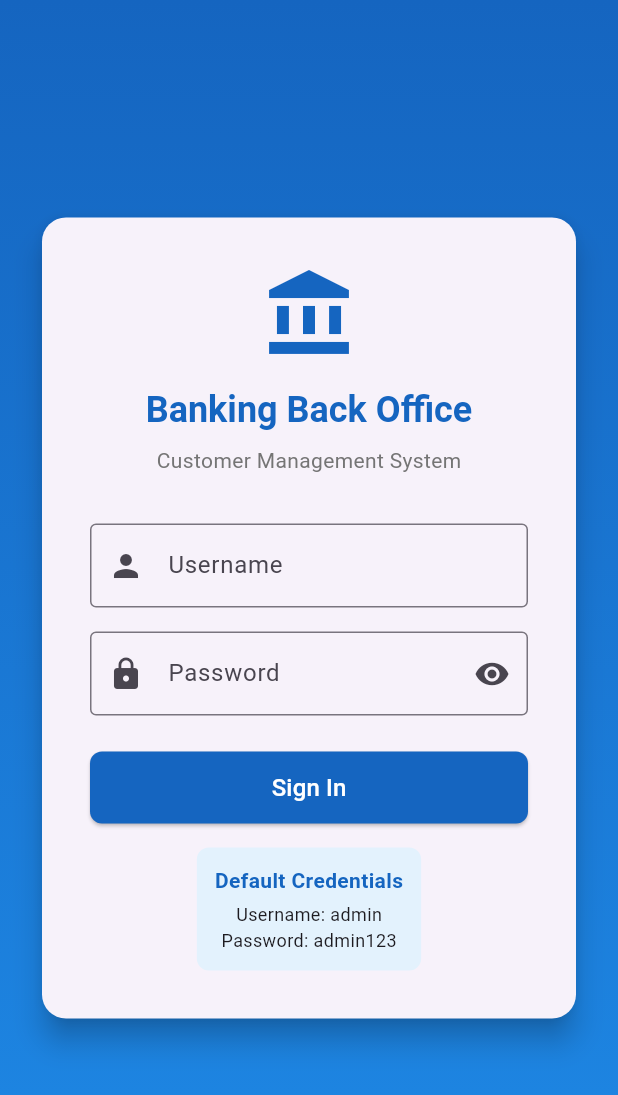
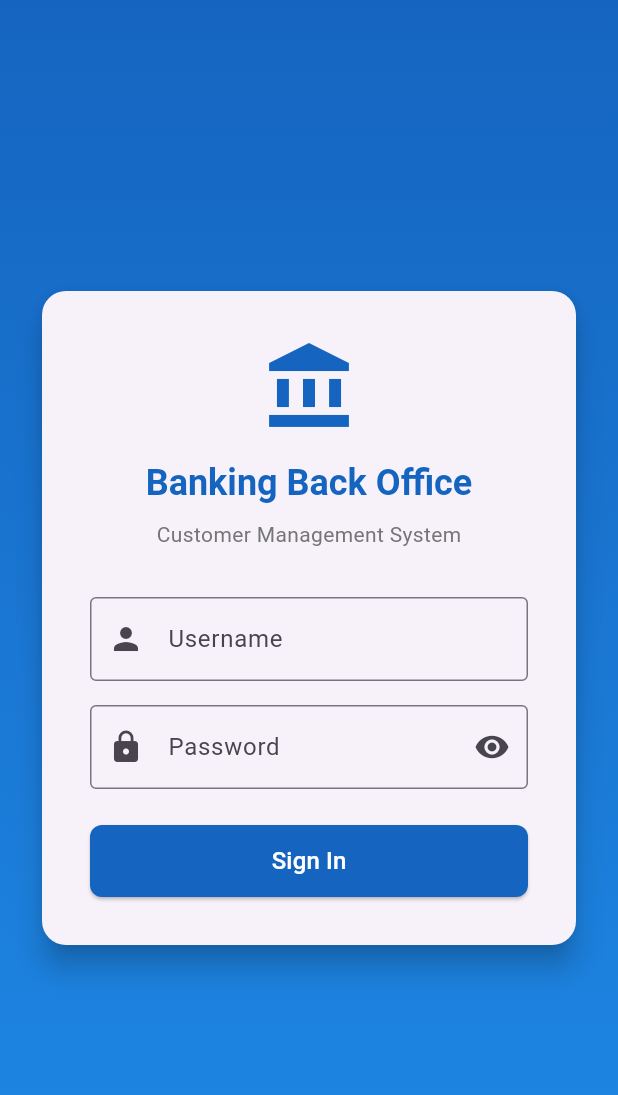
Before and after one commit to abdulwahababdal/nbk-challenge, a Flutter app: the screen it shows after launch, on a phone screen of 412 x 824 dp. Shown: the top 1095 px of the screen. Run offline on Flutter 3.47's test engine with Material 3 defaults, Android fonts, the phone set to English and light mode, and no system bars; our stand-ins replace flutter_secure_storage; accounts and stored records are empty.

Commit message:
Update default user credentials and remove default credentials display from login screen

```diff
--- a/frontend/lib/screens/login_screen.dart
+++ b/frontend/lib/screens/login_screen.dart
@@ -172,34 +172,6 @@ class _LoginScreenState extends State<LoginScreen> {
                           );
                         },
                       ),
-                      const SizedBox(height: 16),
-                      Container(
-                        padding: const EdgeInsets.all(12),
-                        decoration: BoxDecoration(
-                          color: Colors.blue.shade50,
-                          borderRadius: BorderRadius.circular(8),
-                        ),
-                        child: Column(
-                          children: [
-                            Text(
-                              'Default Credentials',
-                              style: TextStyle(
-                                fontWeight: FontWeight.bold,
-                                color: Colors.blue.shade800,
-                              ),
-                            ),
-                            const SizedBox(height: 4),
-                            const Text(
-                              'Username: admin',
-                              style: TextStyle(fontSize: 12),
-                            ),
-                            const Text(
-                              'Password: admin123',
-                              style: TextStyle(fontSize: 12),
-                            ),
-                          ],
-                        ),
-                      ),
                     ],
                   ),
                 ),
```
Also changed, not shown: 1 other file.
